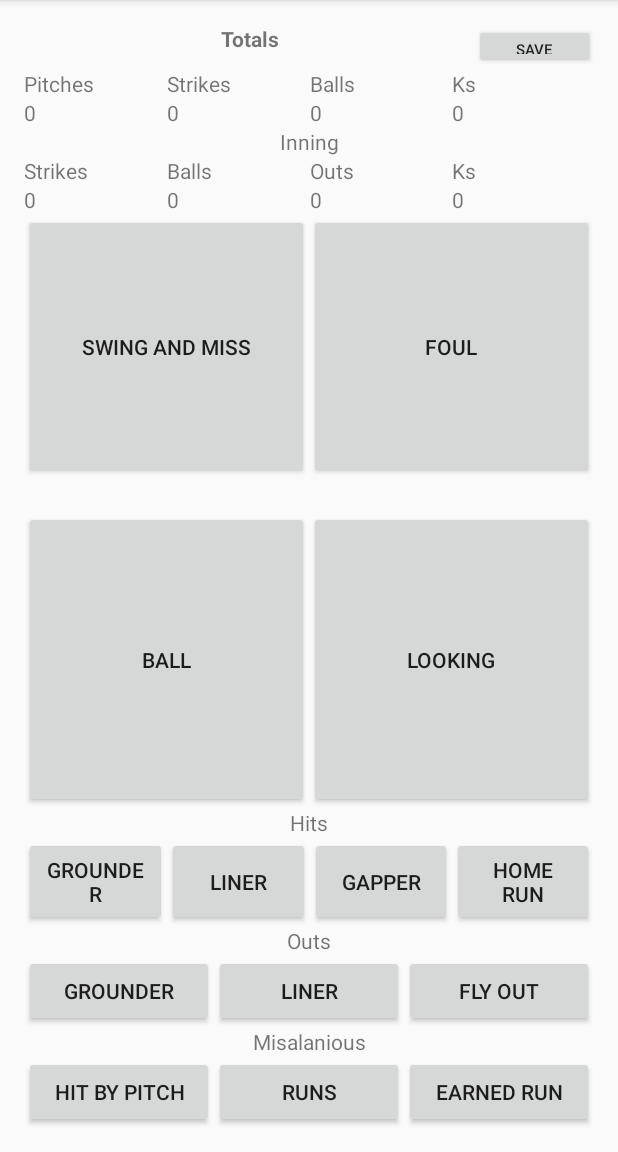
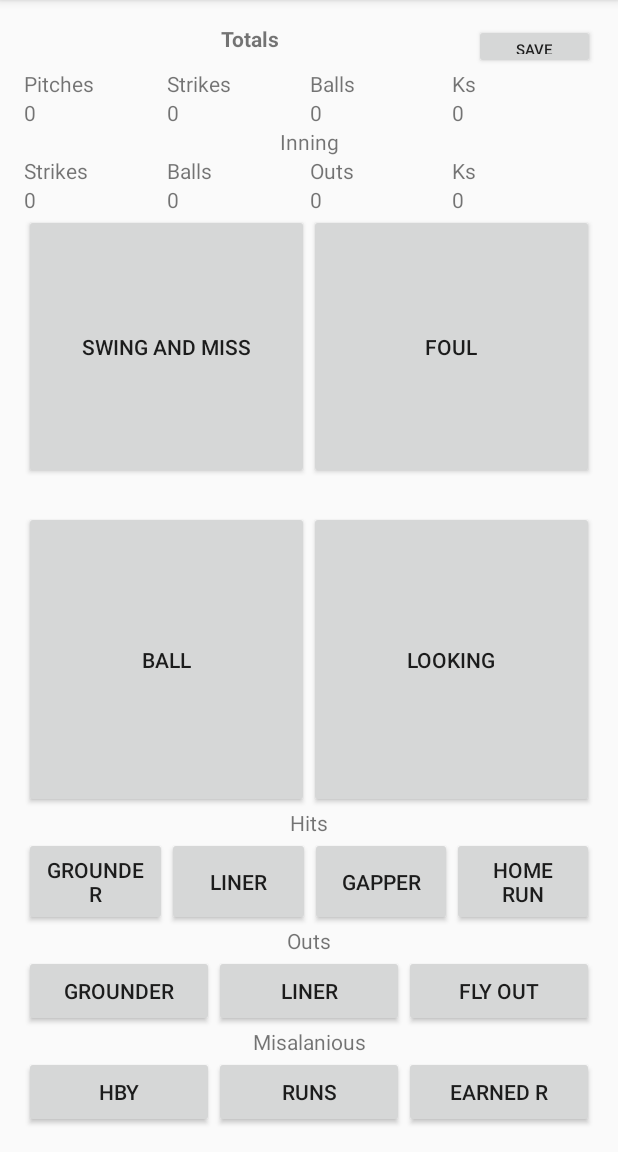
Before and after one commit to crosby0320/BaseballDataBaseApp, an Android app: the QuickPitchingStatsGameActivity screen opened directly, with no data from a screen before it, on a phone screen of 412 x 824 dp, the part 84-1236 px from its top. Run offline under Robolectric (Android 15) with nearby library versions, the phone set to English and light mode, and no system bars.

Commit message:
Next one

```diff
--- a/app/src/main/java/com/example/crosbylanham/baseballstatscollector/QuickBattingStatsGameActivity.java
+++ b/app/src/main/java/com/example/crosbylanham/baseballstatscollector/QuickBattingStatsGameActivity.java
@@ -17,7 +17,6 @@ import com.google.firebase.database.DatabaseReference;
 import com.google.firebase.database.FirebaseDatabase;
 import com.google.firebase.database.Query;
 import com.google.firebase.database.ValueEventListener;
-
 import java.util.ArrayList;
 
 public class QuickBattingStatsGameActivity extends AppCompatActivity {
--- a/app/src/main/res/layout/activity_pitcher_game_stats.xml
+++ b/app/src/main/res/layout/activity_pitcher_game_stats.xml
@@ -334,7 +334,7 @@
                 android:layout_width="match_parent"
                 android:layout_height="match_parent"
                 android:layout_weight="1"
-                android:text="Hit By Pitch" />
+                android:text="HBY" />
 
             <Button
                 android:layout_width="match_parent"
@@ -342,12 +342,13 @@
                 android:layout_weight="1"
                 android:text="Runs"
                 android:id="@+id/PitchingStatsRuns" />
+
             <Button
+                android:id="@+id/PitchingStats_EarnedRun"
                 android:layout_width="match_parent"
                 android:layout_height="match_parent"
                 android:layout_weight="1"
-                android:text="Earned Run"
-                android:id="@+id/PitchingStats_EarnedRun"/>
+                android:text="Earned R" />
 
         </LinearLayout>
 
```
Also changed, not shown: app/src/main/java/com/example/crosbylanham/baseballstatscollector/FullGame.java (+8 -10 lines).
